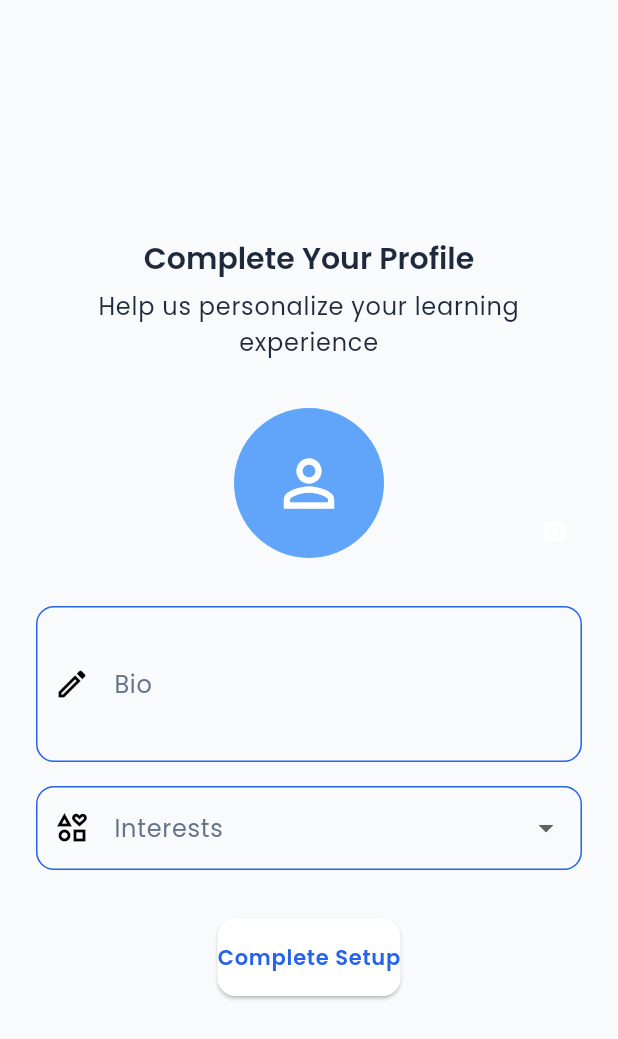
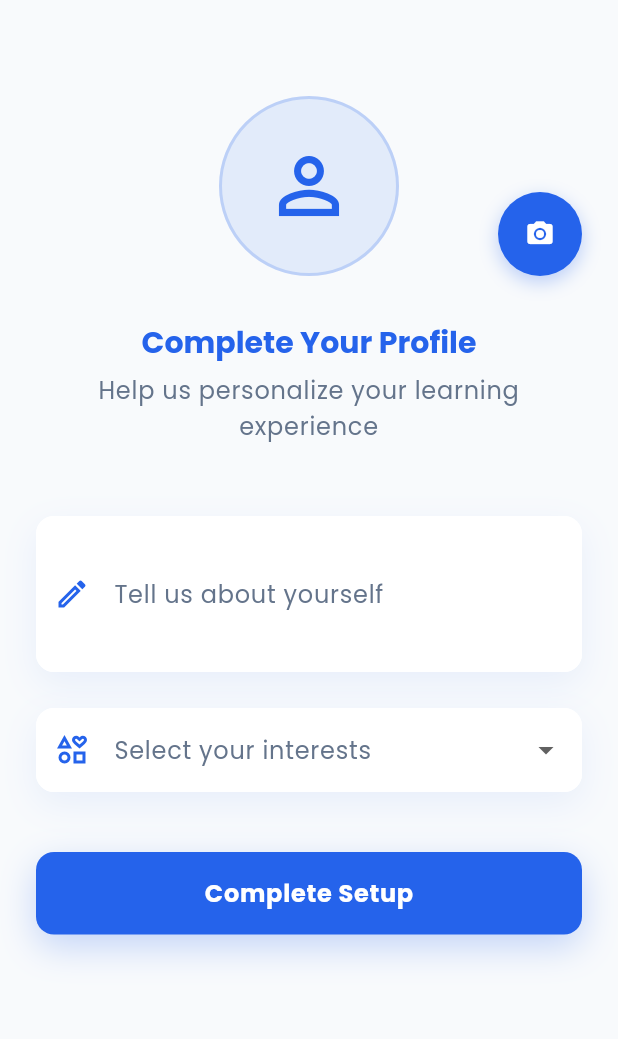
Before and after one commit to Edil-Ayehu/e_learning, a Flutter app: the ProfileSetupPage screen opened by its route, on a phone screen of 412 x 824 dp. Shown: the top 1039 px of the screen. Run offline on Flutter 3.47's test engine with Material 3 defaults, Android fonts, the phone set to English and light mode, and no system bars; our stand-ins replace get, get_storage, google_fonts; accounts and stored records are empty; statements that could not run were skipped.

Commit message:
profile setup page

```diff
--- a/lib/view/auth pages/pages/profile_setup_page.dart
+++ b/lib/view/auth pages/pages/profile_setup_page.dart
@@ -1,7 +1,7 @@
 import 'package:flutter/material.dart';
 import 'package:get/get.dart';
-import 'package:e_learning/utils/auth_styles.dart';
 import 'package:e_learning/utils/app_colors.dart';
+import 'package:e_learning/common/widgets/custom_button.dart';
 
 class ProfileSetupPage extends StatelessWidget {
   final _formKey = GlobalKey<FormState>();
@@ -10,40 +10,61 @@ class ProfileSetupPage extends StatelessWidget {
 
   @override
   Widget build(BuildContext context) {
-    return AuthStyles.buildAuthScaffold(
-      context,
-      Column(
+    return Scaffold(
+      body: Container(
+        decoration: BoxDecoration(
+          color: Theme.of(context).scaffoldBackgroundColor,
+        ),
+        child: SafeArea(
+          child: SingleChildScrollView(
+            child: Padding(
+              padding: const EdgeInsets.all(24.0),
+              child: Column(
                 mainAxisAlignment: MainAxisAlignment.center,
                 crossAxisAlignment: CrossAxisAlignment.stretch,
                 children: [
-          Text(
-            'Complete Your Profile',
-            style: Theme.of(context).textTheme.displaySmall,
-            textAlign: TextAlign.center,
-          ),
-          const SizedBox(height: 8),
-          Text(
-            'Help us personalize your learning experience',
-            style: Theme.of(context).textTheme.bodyLarge,
-            textAlign: TextAlign.center,
-          ),
-          const SizedBox(height: 32),
+                  const SizedBox(height: 40),
                   Stack(
                     alignment: Alignment.center,
                     children: [
-              CircleAvatar(
-                radius: 50,
-                backgroundColor: AppColors.primaryLightColor,
-                child: const Icon(Icons.person_outline, size: 50),
+                      Container(
+                        width: 120,
+                        height: 120,
+                        decoration: BoxDecoration(
+                          shape: BoxShape.circle,
+                          color: AppColors.primaryColor.withOpacity(0.1),
+                          border: Border.all(
+                            color: AppColors.primaryColor.withOpacity(0.2),
+                            width: 2,
+                          ),
+                        ),
+                        child: const Icon(
+                          Icons.person_outline,
+                          size: 60,
+                          color: AppColors.primaryColor,
+                        ),
                       ),
                       Positioned(
                         bottom: 0,
                         right: 0,
-                child: CircleAvatar(
-                  radius: 18,
-                  backgroundColor: Theme.of(context).scaffoldBackgroundColor,
+                        child: Container(
+                          padding: const EdgeInsets.all(4),
+                          decoration: BoxDecoration(
+                            color: AppColors.primaryColor,
+                            shape: BoxShape.circle,
+                            boxShadow: [
+                              BoxShadow(
+                                color: AppColors.primaryColor.withOpacity(0.3),
+                                blurRadius: 10,
+                                offset: const Offset(0, 4),
+                              ),
+                            ],
+                          ),
                           child: IconButton(
-                    icon: const Icon(Icons.camera_alt, size: 18),
+                            icon: const Icon(Icons.camera_alt,
+                              size: 20,
+                              color: Colors.white,
+                            ),
                             onPressed: () {
                               // Handle image upload
                             },
@@ -53,46 +74,131 @@ class ProfileSetupPage extends StatelessWidget {
                     ],
                   ),
                   const SizedBox(height: 32),
+                  Text(
+                    'Complete Your Profile',
+                    style: Theme.of(context).textTheme.displaySmall?.copyWith(
+                          color: AppColors.primaryColor,
+                          fontWeight: FontWeight.bold,
+                        ),
+                    textAlign: TextAlign.center,
+                  ),
+                  const SizedBox(height: 8),
+                  Text(
+                    'Help us personalize your learning experience',
+                    style: Theme.of(context).textTheme.bodyLarge?.copyWith(
+                          color: AppColors.textSecondaryColor,
+                        ),
+                    textAlign: TextAlign.center,
+                  ),
+                  const SizedBox(height: 48),
                   Form(
                     key: _formKey,
                     child: Column(
                       children: [
-                TextFormField(
-                  decoration: AuthStyles.textFieldDecoration(
-                    'Bio',
-                    Icons.edit_outlined,
+                        _buildTextField(context),
+                        const SizedBox(height: 24),
+                        _buildInterestsField(context),
+                        const SizedBox(height: 40),
+                        CustomButton(
+                          text: 'Complete Setup',
+                          onPressed: () {
+                            if (_formKey.currentState!.validate()) {
+                              Get.offAllNamed('/home');
+                            }
+                          },
                         ),
+                      ],
+                    ),
+                  ),
+                ],
+              ),
+            ),
+          ),
+        ),
+      ),
+    );
+  }
+
+  Widget _buildTextField(BuildContext context) {
+    return Container(
+      decoration: BoxDecoration(
+        color: Theme.of(context).cardColor,
+        borderRadius: BorderRadius.circular(12),
+        boxShadow: [
+          BoxShadow(
+            color: AppColors.primaryColor.withOpacity(0.08),
+            blurRadius: 20,
+            offset: const Offset(0, 8),
+          ),
+        ],
+      ),
+      child: TextFormField(
+        decoration: InputDecoration(
+          labelText: 'Tell us about yourself',
+          prefixIcon: Icon(Icons.edit_outlined, color: AppColors.primaryColor),
+          border: OutlineInputBorder(
+            borderRadius: BorderRadius.circular(12),
+            borderSide: BorderSide.none,
+          ),
+          filled: true,
+          fillColor: Theme.of(context).cardColor,
+          labelStyle: TextStyle(color: AppColors.textSecondaryColor),
+          floatingLabelStyle: TextStyle(color: AppColors.primaryColor),
+        ),
+        style: TextStyle(color: Theme.of(context).textTheme.bodyLarge?.color),
         maxLines: 3,
+        validator: (value) {
+          if (value == null || value.isEmpty) {
+            return 'Please tell us about yourself';
+          }
+          return null;
+        },
       ),
-                const SizedBox(height: 16),
-                DropdownButtonFormField<String>(
-                  decoration: AuthStyles.textFieldDecoration(
-                    'Interests',
-                    Icons.interests_outlined,
+    );
+  }
+
+  Widget _buildInterestsField(BuildContext context) {
+    final interests = ['Development', 'Design', 'Business', 'Marketing',
+                      'Photography', 'Music', 'Writing', 'Language'];
+
+    return Container(
+      decoration: BoxDecoration(
+        color: Theme.of(context).cardColor,
+        borderRadius: BorderRadius.circular(12),
+        boxShadow: [
+          BoxShadow(
+            color: AppColors.primaryColor.withOpacity(0.08),
+            blurRadius: 20,
+            offset: const Offset(0, 8),
           ),
-                  items: ['Development', 'Design', 'Business', 'Marketing']
-                      .map((String value) {
+        ],
+      ),
+      child: DropdownButtonFormField<String>(
+        decoration: InputDecoration(
+          labelText: 'Select your interests',
+          prefixIcon: Icon(Icons.interests_outlined, color: AppColors.primaryColor),
+          border: OutlineInputBorder(
+            borderRadius: BorderRadius.circular(12),
+            borderSide: BorderSide.none,
+          ),
+          filled: true,
+          fillColor: Theme.of(context).cardColor,
+          labelStyle: TextStyle(color: AppColors.textSecondaryColor),
+          floatingLabelStyle: TextStyle(color: AppColors.primaryColor),
+        ),
+        items: interests.map((String value) {
           return DropdownMenuItem<String>(
             value: value,
             child: Text(value),
           );
         }).toList(),
         onChanged: (_) {},
-                ),
-                const SizedBox(height: 32),
-                ElevatedButton(
-                  style: AuthStyles.primaryButtonStyle,
-                  onPressed: () {
-                    if (_formKey.currentState!.validate()) {
-                      Get.offAllNamed('/home');
+        validator: (value) {
+          if (value == null || value.isEmpty) {
+            return 'Please select your interests';
           }
+          return null;
         },
-                  child: const Text('Complete Setup'),
-                ),
-              ],
-            ),
-          ),
-        ],
       ),
     );
   }
```
Lines whose indentation alone changed are shown as unchanged.
